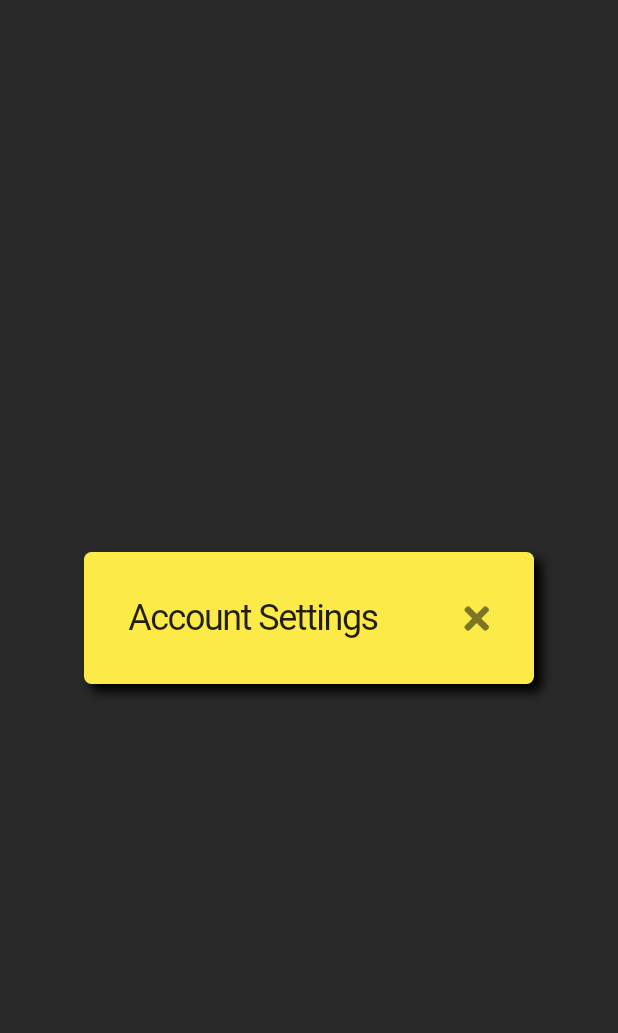
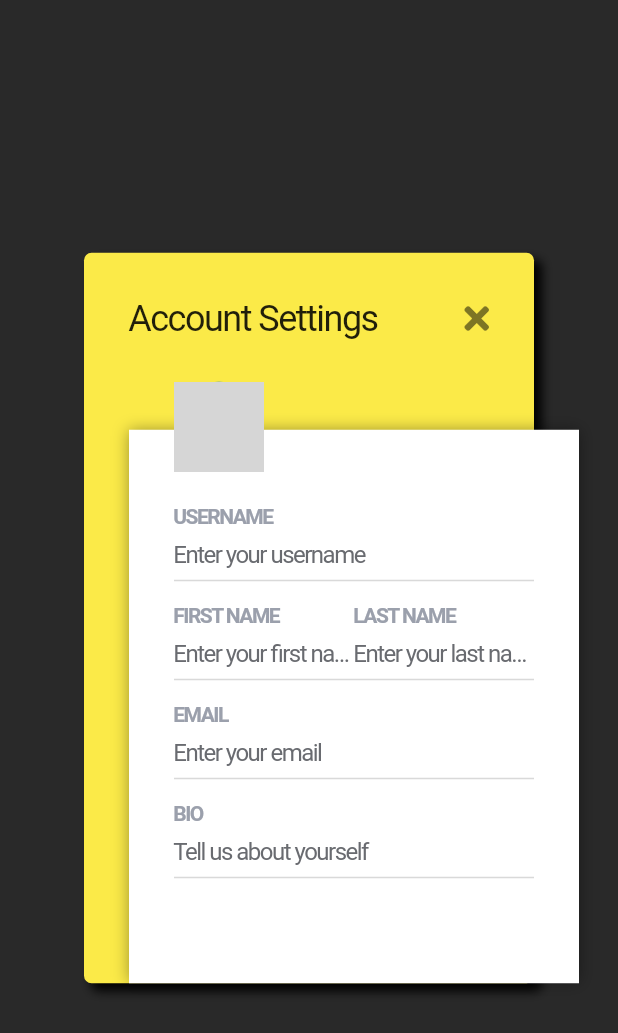
Before and after one commit to sparklaunch/Frontloops_11, a Flutter app: the screen it shows after launch, on a phone screen of 412 x 824 dp. Shown: the top 1033 px of the screen. Run offline on Flutter 3.47's test engine with Material 2 defaults, Android fonts, the phone set to English and light mode, and no system bars; our stand-ins replace font_awesome_flutter; grey boxes are pictures that could not be loaded.

Commit message:
add account settings subwindow

```diff
--- /dev/null
+++ b/lib/components/AccountSettings.dart
@@ -0,0 +1,89 @@
+import "package:flutter/material.dart";
+
+import "package:frontloops_11/components/CustomTextField.dart";
+
+class AccountSettings extends StatelessWidget {
+  @override
+  Widget build(BuildContext context) {
+    return Container(
+      child: Transform.translate(
+        offset: Offset(30, 0),
+        child: Container(
+          width: 300.0,
+          padding: EdgeInsets.all(
+            30.0,
+          ),
+          decoration: BoxDecoration(
+            color: Colors.white,
+            boxShadow: [
+              BoxShadow(
+                color: Colors.black38,
+                blurRadius: 8.0,
+              ),
+            ],
+          ),
+          child: Column(
+            crossAxisAlignment: CrossAxisAlignment.start,
+            children: [
+              Transform.translate(
+                offset: Offset(
+                  0,
+                  -62.0,
+                ),
+                child: CircleAvatar(
+                  backgroundImage: AssetImage("./assets/images/avatar.jpg"),
+                  radius: 30.0,
+                ),
+              ),
+              Transform.translate(
+                offset: Offset(0, -40),
+                child: Column(
+                  mainAxisSize: MainAxisSize.min,
+                  children: [
+                    CustomTextField(
+                      title: "USERNAME",
+                      hintText: "Enter your username",
+                    ),
+                    SizedBox(
+                      height: 15.0,
+                    ),
+                    Row(
+                      children: [
+                        Expanded(
+                          child: CustomTextField(
+                            title: "FIRST NAME",
+                            hintText: "Enter your first name",
+                          ),
+                        ),
+                        Expanded(
+                          child: CustomTextField(
+                            title: "LAST NAME",
+                            hintText: "Enter your last name",
+                          ),
+                        ),
+                      ],
+                    ),
+                    SizedBox(
+                      height: 15.0,
+                    ),
+                    CustomTextField(
+                      title: "EMAIL",
+                      hintText: "Enter your email",
+                    ),
+                    SizedBox(
+                      height: 15.0,
+                    ),
+                    CustomTextField(
+                      title: "BIO",
+                      hintText: "Tell us about yourself",
+                    ),
+                  ],
+                ),
+              ),
+            ],
+          ),
+        ),
+      ),
+    );
+  }
+}
--- a/lib/components/AccountTitle.dart
+++ b/lib/components/AccountTitle.dart
@@ -6,6 +6,7 @@ class AccountTitle extends StatelessWidget {
   @override
   Widget build(BuildContext context) {
     return Container(
+      padding: EdgeInsets.all(30.0),
       child: Row(
         mainAxisAlignment: MainAxisAlignment.spaceBetween,
         children: [
--- /dev/null
+++ b/lib/components/CustomTextField.dart
@@ -0,0 +1,65 @@
+import "package:flutter/material.dart";
+
+class CustomTextField extends StatefulWidget {
+  final String title;
+  final String hintText;
+  CustomTextField({
+    @required this.title,
+    @required this.hintText,
+  });
+  @override
+  _CustomTextFieldState createState() => _CustomTextFieldState();
+}
+
+class _CustomTextFieldState extends State<CustomTextField> {
+  String inputText;
+  @override
+  Widget build(BuildContext context) {
+    return Container(
+      child: Column(
+        crossAxisAlignment: CrossAxisAlignment.start,
+        children: [
+          Text(
+            this.widget.title,
+            style: TextStyle(
+              fontWeight: FontWeight.bold,
+              color: Color.fromRGBO(155, 160, 172, 1),
+              letterSpacing: -1,
+            ),
+          ),
+          SizedBox(
+            height: 8.0,
+          ),
+          TextField(
+            decoration: InputDecoration(
+              hintText: this.widget.hintText,
+              hintStyle: TextStyle(
+                color: Color.fromRGBO(105, 107, 112, 1),
+                letterSpacing: -1,
+              ),
+              isDense: true,
+              contentPadding: EdgeInsets.only(
+                bottom: 8.0,
+              ),
+              focusedBorder: UnderlineInputBorder(
+                borderSide: BorderSide(
+                  color: Color.fromRGBO(217, 217, 217, 1),
+                ),
+              ),
+              enabledBorder: UnderlineInputBorder(
+                borderSide: BorderSide(
+                  color: Color.fromRGBO(217, 217, 217, 1),
+                ),
+              ),
+            ),
+            onChanged: (event) {
+              setState(() {
+                this.inputText = event;
+              });
+            },
+          ),
+        ],
+      ),
+    );
+  }
+}
--- a/lib/screens/Main.dart
+++ b/lib/screens/Main.dart
@@ -1,6 +1,7 @@
 import "package:flutter/material.dart";
 
 import "package:frontloops_11/components/AccountTitle.dart";
+import "package:frontloops_11/components/AccountSettings.dart";
 
 class Main extends StatelessWidget {
   @override
@@ -10,9 +11,6 @@ class Main extends StatelessWidget {
       body: SafeArea(
         child: Center(
           child: Container(
-            padding: EdgeInsets.all(
-              30.0,
-            ),
             decoration: BoxDecoration(
               color: Color.fromRGBO(251, 234, 72, 1),
               borderRadius: BorderRadius.circular(
@@ -32,6 +30,10 @@ class Main extends StatelessWidget {
               crossAxisAlignment: CrossAxisAlignment.stretch,
               children: [
                 AccountTitle(),
+                SizedBox(
+                  height: 30.0,
+                ),
+                AccountSettings(),
               ],
             ),
           ),
```
